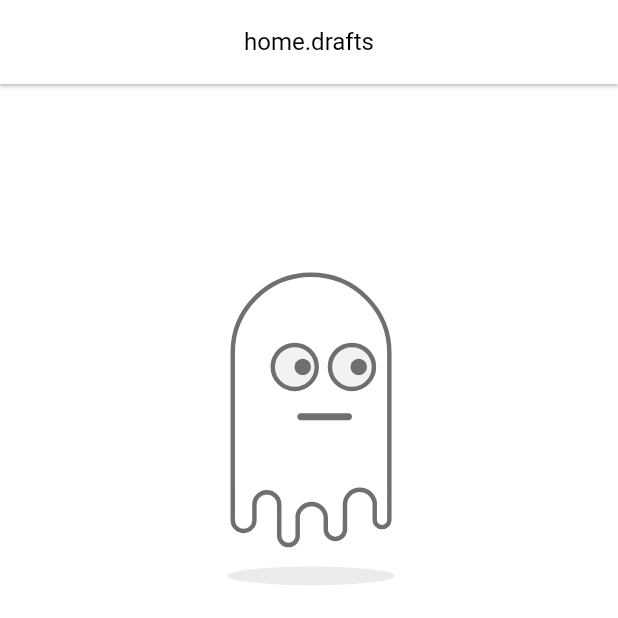
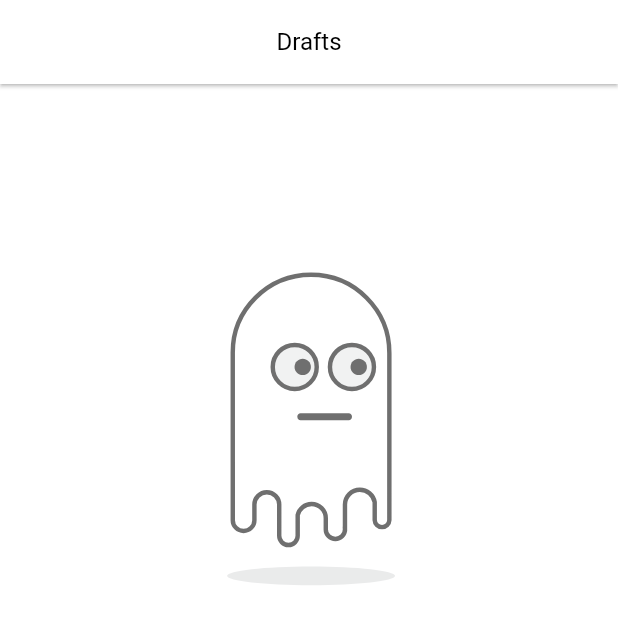
Before and after one commit to 0Ahmad0/Lifleta, a Flutter app: the DraftsPage screen opened by its route, on a phone screen of 412 x 824 dp, the top half of it. Run offline on Flutter 3.47's test engine with Material 2 defaults, Android fonts, the phone set to English and light mode, and no system bars; our stand-ins replace animate_do, cached_network_image, carousel_slider, cloud_firestore, easy_localization, file_picker and 15 more; missing offline and left inert: flutter_osm_plugin; accounts and stored records are empty.

Commit message:
fix draft label

```diff
--- a/lib/src/features/drafts/drafts_page.dart
+++ b/lib/src/features/drafts/drafts_page.dart
@@ -1,4 +1,5 @@
 import 'package:cloud_firestore/cloud_firestore.dart';
+import 'package:easy_localization/easy_localization.dart';
 import 'package:flutter/material.dart';
 import 'package:lifleta/src/core/utils/color_manager.dart';
 import 'package:lifleta/src/core/utils/values_manager.dart';
@@ -37,7 +38,7 @@ class _DraftsPageState extends State<DraftsPage> {
   Widget build(BuildContext context) {
     return Scaffold(
       appBar: AppBar(
-        title: Text(LocaleKeys.home_drafts),
+        title: Text(tr(LocaleKeys.home_drafts)),
       ),
       body:
       StreamBuilder<QuerySnapshot>(
```
